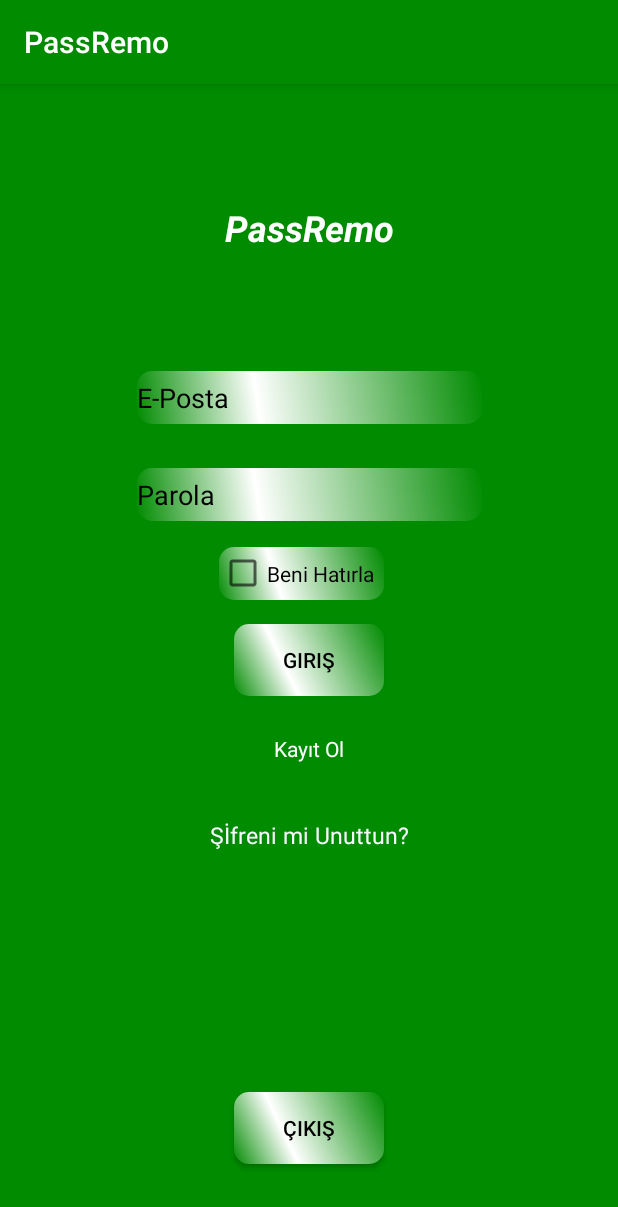
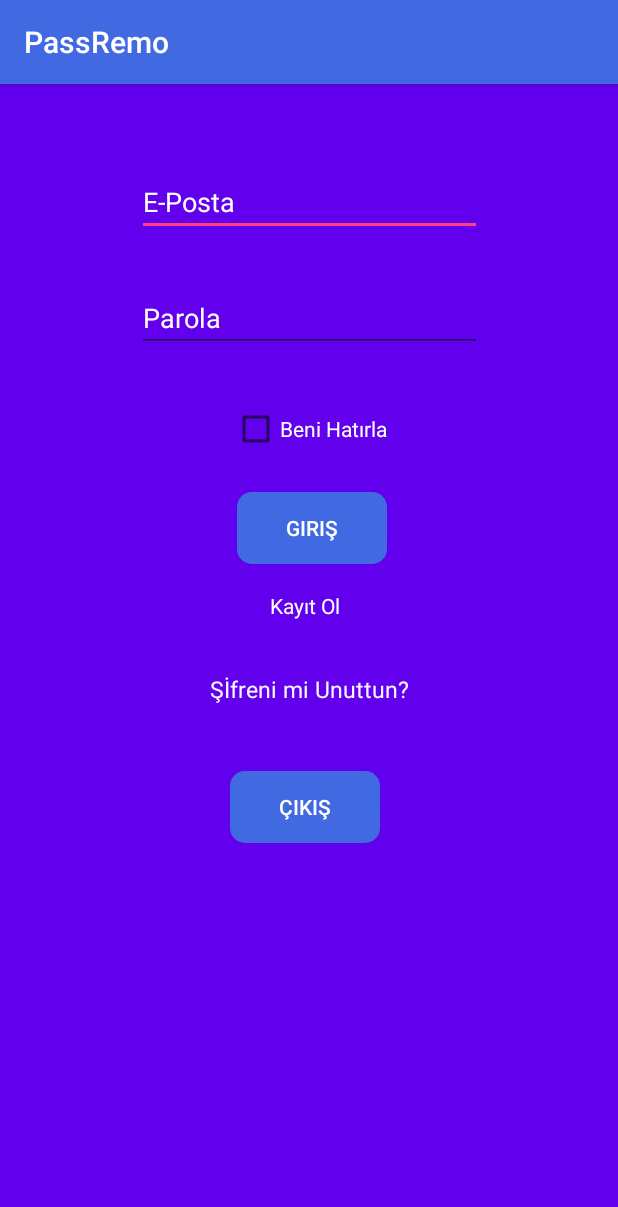
Before and after one commit to kablanfatih/PassRemo, an Android app: the screen it shows after launch (SignIn), on a phone screen of 412 x 824 dp. Shown: the top 1207 px of the screen. Run offline under Robolectric (Android 15) with nearby library versions, the phone set to English and light mode, and no system bars; our stand-ins replace Firebase (no records; nobody signed in at launch, a user with empty details on screens opened directly).

Commit message:
design refactor

```diff
--- a/app/src/main/res/drawable/button_shape.xml
+++ b/app/src/main/res/drawable/button_shape.xml
@@ -6,9 +6,9 @@
     <gradient
         android:angle="45"
         android:centerX="35%"
-        android:centerColor="#ffffff"
-        android:startColor="#008b00"
-        android:endColor="#008b00"
+        android:centerColor="#4169E1"
+        android:startColor="#4169E1"
+        android:endColor="#4169E1"
         android:type="linear"
         />
     <padding
--- a/app/src/main/res/layout/activity_sign_in.xml
+++ b/app/src/main/res/layout/activity_sign_in.xml
@@ -4,29 +4,29 @@
     xmlns:tools="http://schemas.android.com/tools"
     android:layout_width="match_parent"
     android:layout_height="match_parent"
-    android:background="#008b00"
+    android:background="@color/design_default_color_primary"
     android:orientation="vertical"
-    tools:context=".SignIn"
-    tools:layout_editor_absoluteY="25dp">
+    tools:context=".SignIn">
 
     <Button
         android:id="@+id/back"
         android:layout_width="wrap_content"
         android:layout_height="wrap_content"
-        android:layout_marginBottom="48dp"
+        android:layout_marginStart="21dp"
+        android:layout_marginLeft="21dp"
+        android:layout_marginTop="44dp"
         android:background="@drawable/button_shape"
         android:text="Çıkış"
-        android:textColor="#000"
-        app:layout_constraintBottom_toBottomOf="parent"
-        app:layout_constraintEnd_toEndOf="parent"
-        app:layout_constraintStart_toStartOf="parent" />
+        android:textColor="@color/common_google_signin_btn_text_dark_pressed"
+        app:layout_constraintStart_toStartOf="@+id/forgetPassword"
+        app:layout_constraintTop_toBottomOf="@+id/forgetPassword" />
 
     <TextView
         android:id="@+id/forgetPassword"
         style="@style/Widget.AppCompat.TextView.SpinnerItem"
         android:layout_width="wrap_content"
         android:layout_height="wrap_content"
-        android:layout_marginTop="37dp"
+        android:layout_marginTop="35dp"
         android:text="Şİfreni mi Unuttun?"
         android:textColor="#f8f8ff"
         android:textSize="15sp"
@@ -34,86 +34,68 @@
         app:layout_constraintStart_toStartOf="parent"
         app:layout_constraintTop_toBottomOf="@+id/register" />
 
-    <TextView
-        android:id="@+id/textView11"
-        android:layout_width="wrap_content"
+    <EditText
+        android:id="@+id/userEmail"
+        android:layout_width="230dp"
         android:layout_height="wrap_content"
-        android:fontFamily="sans-serif"
-        android:lineSpacingExtra="30sp"
-        android:text="PassRemo"
+        android:layout_marginTop="56dp"
+        android:hint="E-Posta"
+        android:inputType="textEmailAddress"
         android:textColor="@color/common_google_signin_btn_text_dark_pressed"
-        android:textSize="24sp"
-        android:textStyle="bold|italic"
-        android:typeface="serif"
-        app:layout_constraintBottom_toTopOf="@+id/userEmail"
+        android:textColorHint="@color/common_google_signin_btn_text_dark_pressed"
         app:layout_constraintEnd_toEndOf="parent"
         app:layout_constraintStart_toStartOf="parent"
         app:layout_constraintTop_toTopOf="parent" />
 
     <EditText
-        android:id="@+id/userEmail"
-        android:layout_width="230dp"
-        android:layout_height="wrap_content"
-        android:layout_marginBottom="29dp"
-        android:hint="E-Posta"
-        android:inputType="textEmailAddress"
-        android:textColor="#000000"
-        android:textColorHint="#000000"
-        android:background="@drawable/button_shape"
-        app:layout_constraintBottom_toTopOf="@+id/userPass"
-        app:layout_constraintEnd_toEndOf="parent"
-        app:layout_constraintStart_toStartOf="parent" />
-
-    <EditText
         android:id="@+id/userPass"
         android:layout_width="230dp"
         android:layout_height="wrap_content"
-        android:layout_marginBottom="17dp"
+        android:layout_marginTop="32dp"
         android:hint="Parola"
         android:inputType="textPassword"
-        android:textColor="#000000"
-        android:textColorHint="#000000"
-        android:background="@drawable/button_shape"
-        app:layout_constraintBottom_toTopOf="@+id/rememberMe"
+        android:textColor="@color/common_google_signin_btn_text_dark_pressed"
+        android:textColorHint="@color/common_google_signin_btn_text_dark_pressed"
         app:layout_constraintEnd_toEndOf="parent"
-        app:layout_constraintStart_toStartOf="parent" />
+        app:layout_constraintStart_toStartOf="parent"
+        app:layout_constraintTop_toBottomOf="@+id/userEmail" />
 
     <Button
         android:id="@+id/signin"
         android:layout_width="wrap_content"
         android:layout_height="wrap_content"
+        android:layout_marginTop="26dp"
         android:background="@drawable/button_shape"
         android:text="Giriş"
-        android:textColor="#000"
-        app:layout_constraintBottom_toBottomOf="parent"
-        app:layout_constraintEnd_toEndOf="parent"
-        app:layout_constraintStart_toStartOf="parent"
-        app:layout_constraintTop_toTopOf="parent" />
+        android:textColor="@color/common_google_signin_btn_text_dark_pressed"
+        app:layout_constraintEnd_toEndOf="@+id/rememberMe"
+        app:layout_constraintTop_toBottomOf="@+id/rememberMe" />
 
     <CheckBox
         android:id="@+id/rememberMe"
         android:layout_width="wrap_content"
         android:layout_height="wrap_content"
-        android:layout_marginBottom="16dp"
-        android:background="@drawable/button_shape"
+        android:layout_marginTop="35dp"
         android:shadowColor="#ffffff"
-        android:text="Beni Hatırla  "
-        android:textColor="#000"
+        android:text="Beni Hatırla"
+        android:textColor="@color/common_google_signin_btn_text_dark_pressed"
         android:textColorHighlight="#008b00"
+        android:textColorHint="#008b00"
         android:textColorLink="#008b00"
-        android:textColorHint="#008b00"
-        app:layout_constraintBottom_toTopOf="@+id/signin"
-        app:layout_constraintEnd_toEndOf="@+id/signin" />
+        app:layout_constraintEnd_toEndOf="parent"
+        app:layout_constraintStart_toStartOf="parent"
+        app:layout_constraintTop_toBottomOf="@+id/userPass" />
 
     <TextView
         android:id="@+id/register"
         android:layout_width="wrap_content"
         android:layout_height="wrap_content"
-        android:layout_marginTop="25dp"
-        android:text="Kayıt Ol"
+        android:layout_marginStart="22dp"
+        android:layout_marginLeft="22dp"
+        android:layout_marginTop="18dp"
+        android:text="Kayıt Ol "
         android:textColor="#ffffff"
-        app:layout_constraintEnd_toEndOf="parent"
-        app:layout_constraintStart_toStartOf="parent"
+        app:layout_constraintStart_toStartOf="@+id/signin"
         app:layout_constraintTop_toBottomOf="@+id/signin" />
 
 </android.support.constraint.ConstraintLayout>
--- a/app/src/main/res/layout/activity_user.xml
+++ b/app/src/main/res/layout/activity_user.xml
@@ -4,7 +4,7 @@
     xmlns:tools="http://schemas.android.com/tools"
     android:layout_width="match_parent"
     android:layout_height="match_parent"
-    android:background="#008b00"
+    android:background="@color/design_default_color_primary"
     tools:context=".UserActivity"
     tools:layout_editor_absoluteY="25dp">
 
--- a/app/src/main/res/layout/list_password.xml
+++ b/app/src/main/res/layout/list_password.xml
@@ -30,7 +30,7 @@
                 android:layout_height="wrap_content"
                 android:layout_margin="7dp"
                 android:text="PassRemo"
-                android:textColor="#000000"
+                android:textColor="@color/common_google_signin_btn_text_dark_pressed"
                 android:textSize="18sp"
                 android:textStyle="bold" />
 
@@ -40,7 +40,7 @@
                 android:layout_height="wrap_content"
                 android:layout_margin="7dp"
                 android:text="PassRemo"
-                android:textColor="#000000"
+                android:textColor="@color/common_google_signin_btn_text_dark_pressed"
                 android:textSize="18sp"
                 android:textStyle="bold" />
 
@@ -57,7 +57,7 @@
                     android:background="#00000000"
                     android:focusable="false"
                     android:inputType="textPassword"
-                    android:textColor="#000000"
+                    android:textColor="@color/common_google_signin_btn_text_dark_pressed"
                     android:textStyle="bold" />
             </android.support.design.widget.TextInputLayout>
 
--- a/app/src/main/res/values/colors.xml
+++ b/app/src/main/res/values/colors.xml
@@ -3,5 +3,5 @@
     <color name="colorPrimary">#3fb599</color>
     <color name="colorPrimaryDark">#303F9F</color>
     <color name="colorAccent">#FF4081</color>
-    <color name="passremo">#008b00</color>
+    <color name="passremo">#4169E1</color>
 </resources>
```
Also changed, not shown: app/src/main/res/layout/activity_add_pass_to_list.xml (+9 -11 lines), app/src/main/res/layout/activity_forget_password.xml (+5 -5 lines), app/src/main/res/layout/activity_pass_change.xml (+5 -5 lines), app/src/main/res/layout/activity_update_record.xml (+6 -6 lines), app/src/main/res/layout/sign_up.xml (+7 -7 lines).
